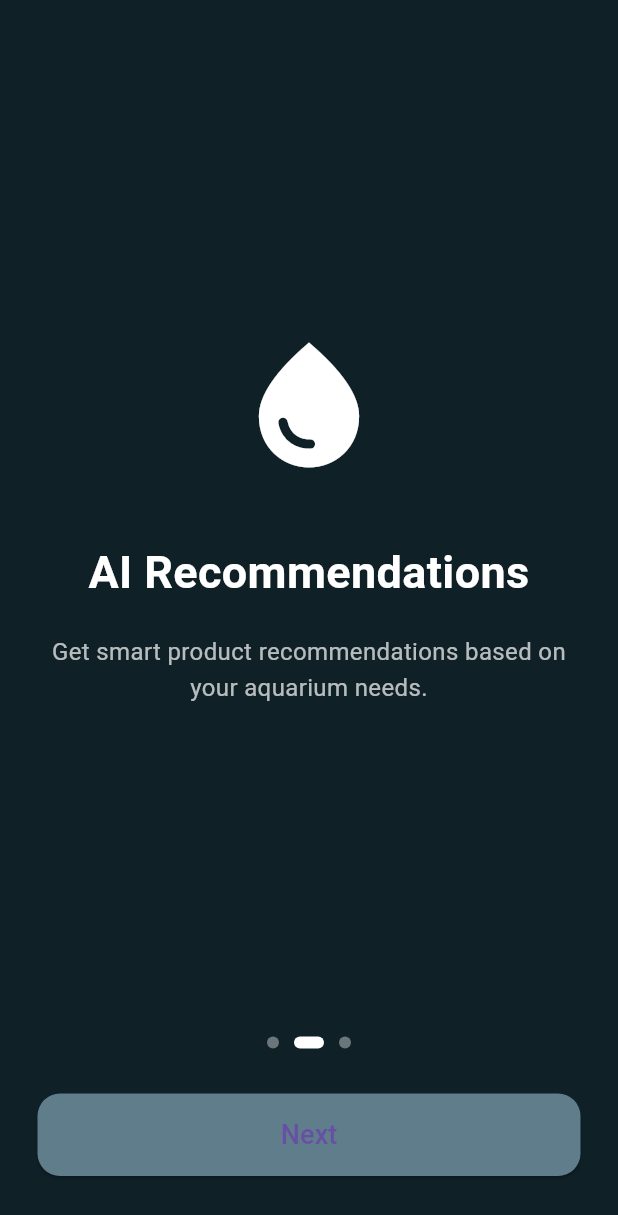
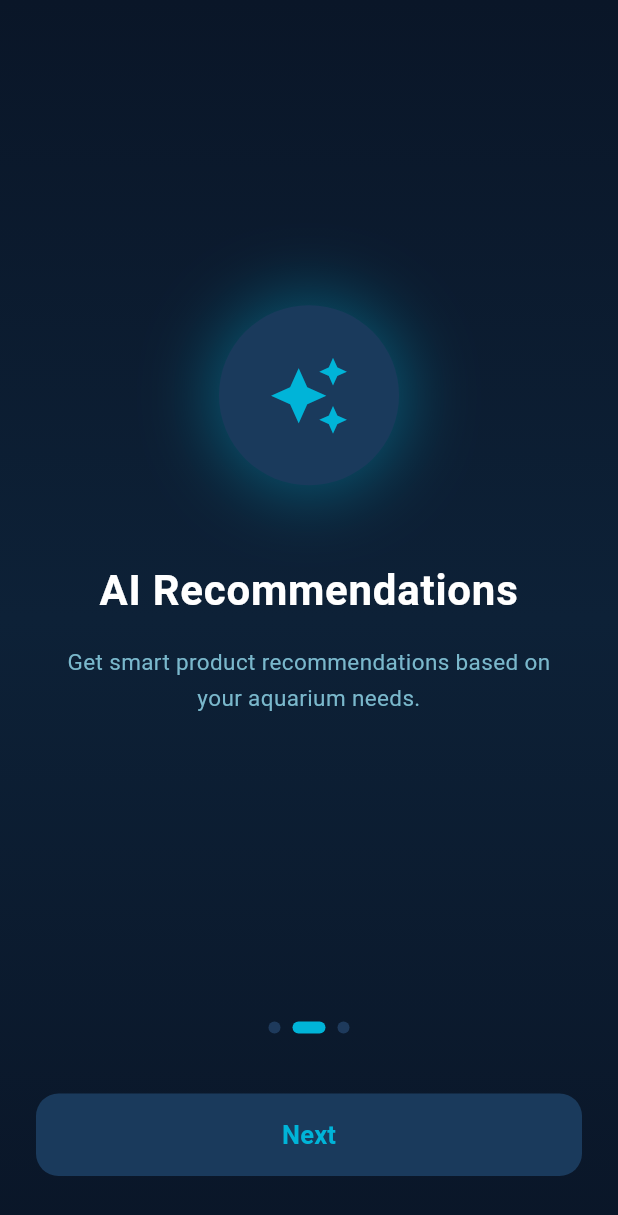
Before and after one commit to Rojan-2004/AquaLife---Ecommerce-platform, a Flutter app: the screen it shows after launch, after a tap on "Next", on a phone screen of 412 x 824 dp. Shown: the top 1215 px of the screen. Run offline on Flutter 3.47's test engine with Material 3 defaults, Android fonts, the phone set to English and light mode, and no system bars.

Commit message:
sprint1 done

```diff
--- a/lib/views/login_user.dart
+++ b/lib/views/login_user.dart
@@ -305,7 +305,20 @@ class _LoginScreenState extends State<LoginScreen> {
                           color: Color(0xFF7AB8CC),
                           fontSize: 13,
                         ),
-
+                      ),
+                      GestureDetector(
+                        onTap: () => Navigator.push(
+                          context,
+                          MaterialPageRoute(
+                            builder: (_) => const SignUpScreen(),
+                          ),
+                        ),
+                        child: const Text(
+                          'Create Account',
+                          style: TextStyle(
+                            color: Color(0xFF00B4D8),
+                            fontSize: 13,
+                            fontWeight: FontWeight.w600,
                           ),
                         ),
                       ),
--- a/lib/views/splash_view.dart
+++ b/lib/views/splash_view.dart
@@ -3,87 +3,107 @@ import 'package:flutter/material.dart';
 
 class SplashScreenView extends StatefulWidget {
   const SplashScreenView({super.key});
-
   @override
   State<SplashScreenView> createState() => _SplashScreenViewState();
 }
 
 class _SplashScreenViewState extends State<SplashScreenView> {
-  final PageController _pageController = PageController();
+  final _pageController = PageController();
+  int _currentPage = 0;
 
-  int currentPage = 0;
-
-  final List<Map<String, String>> pages = [
+  final List<Map<String, dynamic>> _pages = [
     {
-      "title": "Welcome to AquaLife",
-      "description":
-          "Explore premium fish and aquarium products for your aquatic ecosystem.",
+      'icon': Icons.water_drop,
+      'title': 'Welcome to AquaLife',
+      'desc':
+          'Explore premium fish and aquarium products for your aquatic ecosystem.',
     },
     {
-      "title": "AI Recommendations",
-      "description":
-          "Get smart product recommendations based on your aquarium needs.",
+      'icon': Icons.auto_awesome,
+      'title': 'AI Recommendations',
+      'desc': 'Get smart product recommendations based on your aquarium needs.',
     },
     {
-      "title": "Fish Identifier Chatbot",
-      "description":
-          "Identify fish species instantly and receive aquarium guidance.",
+      'icon': Icons.camera_alt_outlined,
+      'title': 'Fish Identifier',
+      'desc': 'Identify fish species instantly and receive aquarium guidance.',
     },
   ];
 
   @override
+  void dispose() {
+    _pageController.dispose();
+    super.dispose();
+  }
+
+  @override
   Widget build(BuildContext context) {
     return Scaffold(
-      backgroundColor: const Color(0xFF0F2027),
-      body: SafeArea(
+      body: Container(
+        decoration: const BoxDecoration(
+          gradient: LinearGradient(
+            begin: Alignment.topCenter,
+            end: Alignment.bottomCenter,
+            colors: [Color(0xFF0A1628), Color(0xFF0D2137), Color(0xFF0A1628)],
+          ),
+        ),
+        child: SafeArea(
           child: Column(
             children: [
-            // PAGE VIEW
               Expanded(
                 child: PageView.builder(
                   controller: _pageController,
-                itemCount: pages.length,
-                onPageChanged: (index) {
-                  setState(() {
-                    currentPage = index;
-                  });
-                },
+                  itemCount: _pages.length,
+                  onPageChanged: (i) => setState(() => _currentPage = i),
                   itemBuilder: (context, index) {
+                    final p = _pages[index];
                     return Padding(
-                    padding: const EdgeInsets.all(25),
+                      padding: const EdgeInsets.all(30),
                       child: Column(
                         mainAxisAlignment: MainAxisAlignment.center,
                         children: [
-                        // ICON
-                        const Icon(
-                          Icons.water_drop,
-                          size: 100,
-                          color: Colors.white,
+                          // Glowing icon
+                          Container(
+                            width: 120,
+                            height: 120,
+                            decoration: BoxDecoration(
+                              shape: BoxShape.circle,
+                              color: const Color(0xFF1A3A5C),
+                              boxShadow: [
+                                BoxShadow(
+                                  color: const Color(
+                                    0xFF00B4D8,
+                                  ).withOpacity(0.4),
+                                  blurRadius: 40,
+                                  spreadRadius: 5,
                                 ),
-
-                        const SizedBox(height: 40),
-
-                        // TITLE
+                              ],
+                            ),
+                            child: Icon(
+                              p['icon'] as IconData,
+                              size: 55,
+                              color: const Color(0xFF00B4D8),
+                            ),
+                          ),
+                          const SizedBox(height: 50),
                           Text(
-                          pages[index]["title"]!,
+                            p['title'] as String,
                             textAlign: TextAlign.center,
                             style: const TextStyle(
-                            fontSize: 30,
+                              fontSize: 28,
                               fontWeight: FontWeight.bold,
                               color: Colors.white,
+                              letterSpacing: 0.5,
                             ),
                           ),
-
-                        const SizedBox(height: 20),
-
-                        // DESCRIPTION
+                          const SizedBox(height: 16),
                           Text(
-                          pages[index]["description"]!,
+                            p['desc'] as String,
                             textAlign: TextAlign.center,
                             style: const TextStyle(
-                            fontSize: 16,
-                            color: Colors.white70,
-                            height: 1.5,
+                              fontSize: 15,
+                              color: Color(0xFF7AB8CC),
+                              height: 1.6,
                             ),
                           ),
                         ],
@@ -93,57 +113,61 @@ class _SplashScreenViewState extends State<SplashScreenView> {
                 ),
               ),
 
-            // DOT INDICATOR
+              // Dot indicators
               Row(
                 mainAxisAlignment: MainAxisAlignment.center,
                 children: List.generate(
-                pages.length,
-                (index) => AnimatedContainer(
+                  _pages.length,
+                  (i) => AnimatedContainer(
                     duration: const Duration(milliseconds: 300),
-                  margin: const EdgeInsets.symmetric(horizontal: 5),
-                  width: currentPage == index ? 20 : 8,
+                    margin: const EdgeInsets.symmetric(horizontal: 4),
+                    width: _currentPage == i ? 22 : 8,
                     height: 8,
                     decoration: BoxDecoration(
-                    color: currentPage == index ? Colors.white : Colors.white38,
+                      color: _currentPage == i
+                          ? const Color(0xFF00B4D8)
+                          : const Color(0xFF1E3A5C),
                       borderRadius: BorderRadius.circular(10),
                     ),
                   ),
                 ),
               ),
 
-            const SizedBox(height: 30),
+              const SizedBox(height: 40),
 
-            // BUTTON
+              // Button
               Padding(
-              padding: const EdgeInsets.symmetric(horizontal: 25),
+                padding: const EdgeInsets.symmetric(horizontal: 24),
                 child: ElevatedButton(
-                style: ElevatedButton.styleFrom(
-                  backgroundColor: Colors.blueGrey,
-                  minimumSize: const Size(double.infinity, 55),
-                  shape: RoundedRectangleBorder(
-                    borderRadius: BorderRadius.circular(15),
-                  ),
-                ),
                   onPressed: () {
-                  // LAST PAGE
-                  if (currentPage == pages.length - 1) {
+                    if (_currentPage == _pages.length - 1) {
                       Navigator.pushReplacement(
                         context,
-                      MaterialPageRoute(
-                        builder: (context) => const LoginScreen(),
-                      ),
+                        MaterialPageRoute(builder: (_) => const LoginScreen()),
                       );
                     } else {
-                    // NEXT PAGE
                       _pageController.nextPage(
                         duration: const Duration(milliseconds: 400),
                         curve: Curves.easeInOut,
                       );
                     }
                   },
+                  style: ElevatedButton.styleFrom(
+                    backgroundColor: const Color(0xFF1A3A5C),
+                    foregroundColor: Colors.white,
+                    minimumSize: const Size(double.infinity, 55),
+                    shape: RoundedRectangleBorder(
+                      borderRadius: BorderRadius.circular(15),
+                    ),
+                    elevation: 0,
+                  ),
                   child: Text(
-                  currentPage == pages.length - 1 ? "Get Started" : "Next",
-                  style: const TextStyle(fontSize: 18),
+                    _currentPage == _pages.length - 1 ? 'Get Started' : 'Next',
+                    style: const TextStyle(
+                      fontSize: 17,
+                      fontWeight: FontWeight.w600,
+                      color: Color(0xFF00B4D8),
+                    ),
                   ),
                 ),
               ),
@@ -152,6 +176,7 @@ class _SplashScreenViewState extends State<SplashScreenView> {
             ],
           ),
         ),
+      ),
     );
   }
 }
```
Lines whose indentation alone changed are shown as unchanged.
